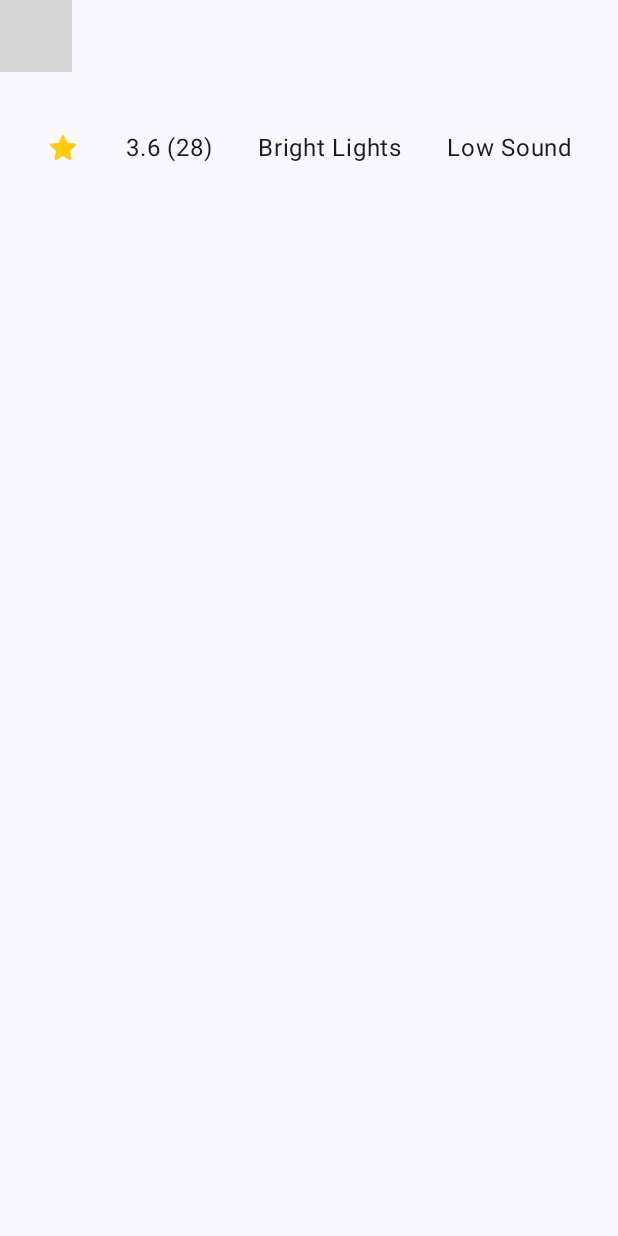
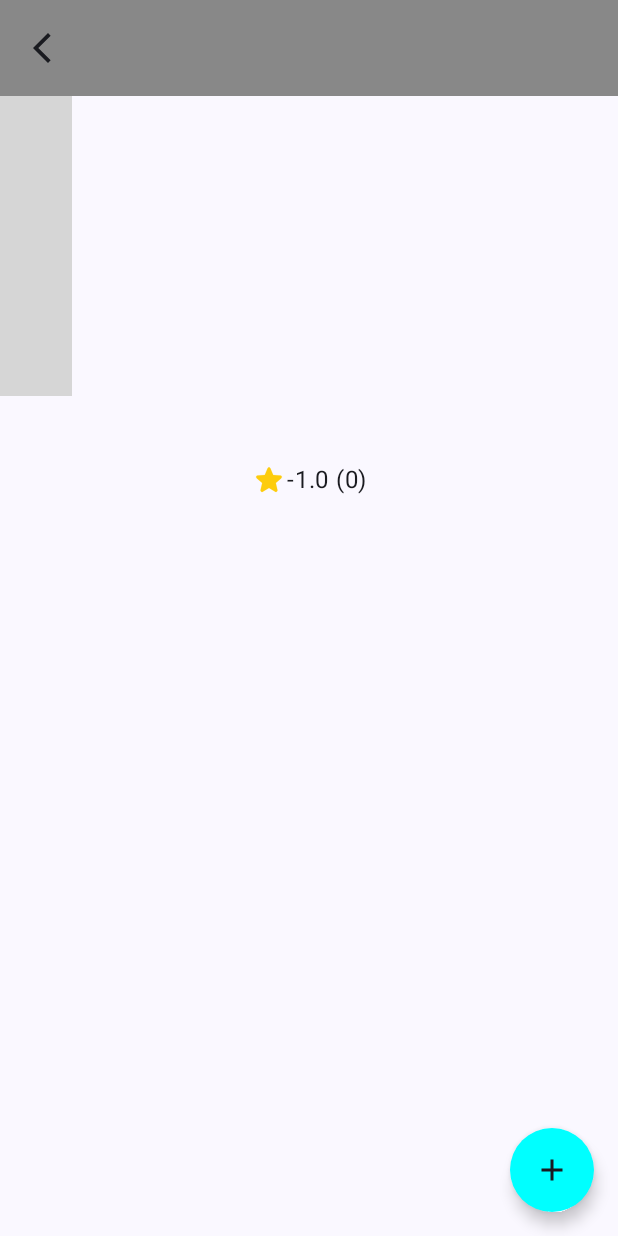
Before and after one commit to alex-omeara/SenseAid, an Android app built with Jetpack Compose: the composable LocationScreen called with empty values, on a phone screen of 412 x 824 dp. Run offline under Robolectric (Android 15) with nearby library versions, the light colour scheme and no system bars; our stand-ins replace Dagger/Hilt's generated code, Firebase (no records; nobody signed in at launch, a user with empty details on screens opened directly); 2 statements that could not run were skipped; grey boxes are pictures that could not be loaded.

Commit message:
Added top and bottom app bars with navigation and placeholder add review button

```diff
--- a/app/src/main/java/com/app/senseaid/data/repository/FirestoreRepositoryImpl.kt
+++ b/app/src/main/java/com/app/senseaid/data/repository/FirestoreRepositoryImpl.kt
@@ -27,9 +27,7 @@ class FirestoreRepositoryImpl @Inject constructor(
     override suspend fun getReviews(uid: String): Flow<List<Review>> =
         firestore.collection(LOCATIONS_COLLECTION).document(uid)
             .collection(REVIEWS_COLLECTIONS).snapshots()
-            .map { snapshot ->
-                snapshot.toObjects()
-            }
+            .map { snapshot -> snapshot.toObjects() }
 
     override suspend fun getReview(locationUid: String, reviewUid: String): Review? =
         firestore.collection(LOCATIONS_COLLECTION).document(locationUid)
--- a/app/src/main/java/com/app/senseaid/domain/model/Location.kt
+++ b/app/src/main/java/com/app/senseaid/domain/model/Location.kt
@@ -1,8 +1,6 @@
 package com.app.senseaid.domain.model
 
-import android.os.Parcelable
 import com.google.firebase.firestore.DocumentId
-import kotlinx.parcelize.Parcelize
 
 data class Location(
     @DocumentId
@@ -10,7 +8,8 @@ data class Location(
     val title: String = "",
     val imgPath: String = "",
     val imgDesc: String = "",
-    val avgRating: Double? = null
+    val avgRating: Double? = null,
+    val top_tags: List<String> = emptyList()
     ) {
 
 
--- a/app/src/main/java/com/app/senseaid/screens/common/composable/TitleComposable.kt
+++ b/app/src/main/java/com/app/senseaid/screens/common/composable/Composable.kt
@@ -6,9 +6,13 @@ import androidx.compose.material3.MaterialTheme
 import androidx.compose.material3.Text
 import androidx.compose.runtime.Composable
 import androidx.compose.ui.Modifier
+import androidx.compose.ui.layout.ContentScale
 import androidx.compose.ui.text.font.FontWeight
 import androidx.compose.ui.text.style.TextAlign
 import androidx.compose.ui.unit.dp
+import com.bumptech.glide.integration.compose.ExperimentalGlideComposeApi
+import com.bumptech.glide.integration.compose.GlideImage
+import com.google.firebase.storage.StorageReference
 
 @Composable
 fun TextTitle(
@@ -36,3 +40,19 @@ fun SmallTextTitle(modifier: Modifier = Modifier, title: String) {
         style = MaterialTheme.typography.titleSmall
     )
 }
+
+@OptIn(ExperimentalGlideComposeApi::class)
+@Composable
+fun LocationImage(
+    modifier: Modifier = Modifier,
+    imgStorageReference: StorageReference,
+    imgDesc: String,
+    contentScale: ContentScale = ContentScale.FillWidth
+) {
+    GlideImage(
+        modifier = modifier,
+        model = imgStorageReference,
+        contentDescription = imgDesc,
+        contentScale = contentScale
+    )
+}
--- a/app/src/main/java/com/app/senseaid/screens/location/LocationScreen.kt
+++ b/app/src/main/java/com/app/senseaid/screens/location/LocationScreen.kt
@@ -1,60 +1,95 @@
 package com.app.senseaid.screens.location
 
+import android.util.Log
 import androidx.compose.foundation.layout.*
 import androidx.compose.foundation.lazy.LazyColumn
 import androidx.compose.foundation.lazy.items
-import androidx.compose.material3.ExperimentalMaterial3Api
-import androidx.compose.material3.Icon
-import androidx.compose.material3.Scaffold
-import androidx.compose.material3.Text
+import androidx.compose.foundation.shape.CircleShape
+import androidx.compose.material3.*
 import androidx.compose.runtime.Composable
 import androidx.compose.runtime.LaunchedEffect
 import androidx.compose.runtime.getValue
+import androidx.compose.ui.Alignment
 import androidx.compose.ui.Modifier
 import androidx.compose.ui.graphics.Color
 import androidx.compose.ui.res.painterResource
+import androidx.compose.ui.text.style.TextAlign
+import androidx.compose.ui.tooling.preview.Preview
+import androidx.compose.ui.unit.dp
 import androidx.hilt.navigation.compose.hiltViewModel
 import androidx.lifecycle.compose.collectAsStateWithLifecycle
 import com.app.senseaid.R
+import com.app.senseaid.screens.common.composable.LocationImage
 import com.app.senseaid.screens.common.composable.TextTitle
 import com.app.senseaid.screens.review.ReviewItem
-import com.bumptech.glide.integration.compose.ExperimentalGlideComposeApi
-import com.bumptech.glide.integration.compose.GlideImage
 
-@OptIn(ExperimentalGlideComposeApi::class, ExperimentalMaterial3Api::class)
+@OptIn( ExperimentalMaterial3Api::class)
 @Composable
 fun LocationScreen(
+    modifier: Modifier = Modifier,
+    locationId: String,
+    viewModel: LocationViewModel = hiltViewModel(),
     onReviewClicked: (String) -> Unit,
-    locationId: String,
-    modifier: Modifier = Modifier,
-    viewModel: LocationViewModel = hiltViewModel()
+    onBackPress: () -> Unit
 ) {
     val location by viewModel.location
 
     LaunchedEffect(Unit) { viewModel.initialise(locationId) }
 
-    Scaffold(modifier = modifier.fillMaxSize()) { paddingValues ->
+    Scaffold(
+        topBar = {
+            TopAppBar(
+                title = {},
+                colors = TopAppBarDefaults.topAppBarColors(containerColor = Color.Gray),
+                navigationIcon = {
+                    IconButton(onClick = onBackPress) {
+                        Icon(
+                            painter = painterResource(id = R.drawable.ic_baseline_arrow_back_24),
+                            contentDescription = R.string.back_button.toString()
+                        )
+                    }
+                }
+            )
+        },
+        floatingActionButtonPosition = FabPosition.End,
+        floatingActionButton = {
+            FloatingActionButton(
+                onClick = { Log.i("Add Review", "Add review press") },
+                shape = CircleShape,
+                containerColor = Color.Cyan
+            ) {
+                Icon(
+                    painter = painterResource(id = R.drawable.ic_baseline_add_24),
+                    contentDescription = R.string.add_review.toString()
+                )
+            }
+        }
+    ) { paddingValues ->
         Column(
             modifier = modifier
                 .padding(paddingValues)
-                .fillMaxSize(),
         ) {
-            GlideImage(
-                model = viewModel.getLocationImage(location.imgPath),
-                contentDescription = location.imgDesc,
+            LocationImage(
+                modifier = modifier.height(200.dp),
+                imgStorageReference = viewModel.getLocationImage(location.imgPath),
+                imgDesc = location.imgDesc,
             )
-            TextTitle(title = location.title)
-            RatingBar(modifier, location.avgRating ?: -1.0)
             val reviews = viewModel.reviews.collectAsStateWithLifecycle(emptyList())
+
+            TextTitle(title = location.title, textAlign = TextAlign.Center)
+            RatingBar(
+                averageRating = location.avgRating ?: -1.0,
+                totalReviews = reviews.value.size,
+                topTags = location.top_tags
+            )
             LazyColumn(modifier = modifier) {
                 items(
                     items = reviews.value
-                ) {
-                    reviewItem ->
+                ) { reviewItem ->
                     ReviewItem(
                         review = reviewItem,
                         locationId = location.id,
-                        onReviewClicked = onReviewClicked
+                        onReviewClicked = onReviewClicked,
                     )
                 }
             }
@@ -63,20 +98,57 @@ fun LocationScreen(
 }
 
 @Composable
-fun RatingBar(modifier: Modifier = Modifier, averageRating: Double) {
+fun RatingBar(
+    modifier: Modifier = Modifier,
+    averageRating: Double,
+    totalReviews: Int,
+    topTags: List<String>
+) {
     Row(
-        modifier = modifier.fillMaxWidth(),
-        horizontalArrangement = Arrangement.SpaceEvenly
+        modifier = modifier
+            .fillMaxWidth()
+            .height(IntrinsicSize.Min)
+            .padding(vertical = 5.dp),
+        horizontalArrangement = Arrangement.SpaceEvenly,
+        verticalAlignment = Alignment.CenterVertically
     ) {
-        Icon(
-            painter = painterResource(id = R.drawable.ic_round_star_24),
-            contentDescription = "star",
-            tint = Color.Unspecified
-        )
-        Text(text = "3.6 (28)")
-        Text(text = "Bright Lights")
-        Text(text = "Low Sound")
+        Row(horizontalArrangement = Arrangement.Center) {
+            Icon(
+                painter = painterResource(id = R.drawable.ic_round_star_24),
+                contentDescription = R.string.star_desc.toString(),
+                tint = Color.Unspecified
+            )
+            Text(text = "$averageRating ($totalReviews)")
+        }
+        if (topTags.isNotEmpty()) {
+            Divider(modifier = modifier
+                .fillMaxHeight()
+                .width(1.dp)
+            )
+            Text(
+                text = topTags[0],
+                textAlign = TextAlign.Center
+            )
+            Divider(modifier = modifier
+                .fillMaxHeight()
+                .width(1.dp)
+            )
+            Text(
+                text = topTags[1],
+                textAlign = TextAlign.Center
+            )
+        }
 
     }
 
 }
+
+@Preview
+@Composable
+fun RatingbarPreview() {
+    RatingBar(
+        averageRating = 3.2,
+        totalReviews = 14,
+        topTags = listOf("Bright lights", "Many people")
+    )
+}
--- /dev/null
+++ b/app/src/main/res/drawable/ic_baseline_add_24.xml
@@ -0,0 +1,10 @@
+<vector xmlns:android="http://schemas.android.com/apk/res/android"
+    android:width="24dp"
+    android:height="24dp"
+    android:tint="#FDCC0D"
+    android:viewportWidth="24"
+    android:viewportHeight="24">
+    <path
+        android:fillColor="@android:color/white"
+        android:pathData="M19,13h-6v6h-2v-6H5v-2h6V5h2v6h6v2z" />
+</vector>
--- /dev/null
+++ b/app/src/main/res/drawable/ic_baseline_arrow_back_24.xml
@@ -0,0 +1,5 @@
+<vector android:height="24dp" android:tint="#FDCC0D"
+    android:viewportHeight="24" android:viewportWidth="24"
+    android:width="24dp" xmlns:android="http://schemas.android.com/apk/res/android">
+    <path android:fillColor="@android:color/white" android:pathData="M17.77,3.77l-1.77,-1.77l-10,10l10,10l1.77,-1.77l-8.23,-8.23z"/>
+</vector>
--- a/app/src/main/res/values/strings.xml
+++ b/app/src/main/res/values/strings.xml
@@ -1,4 +1,7 @@
 <resources>
     <string name="app_name">SenseAid</string>
     <string name="star_rate">Star icon</string>
+    <string name="star_desc">Star</string>
+    <string name="back_button">Back button</string>
+    <string name="add_review">Add review</string>
 </resources>
```
Also changed, not shown: app/src/main/java/com/app/senseaid/SenseAidApp.kt (+4 -5 lines), app/src/main/java/com/app/senseaid/screens/home/HomeScreen.kt (+23 -7 lines), app/src/main/java/com/app/senseaid/screens/home/HomeViewModel.kt (+1 -11 lines), app/src/main/java/com/app/senseaid/screens/home/LocationItem.kt (+13 -12 lines), app/src/main/java/com/app/senseaid/screens/review/ReviewScreen.kt (+24 -8 lines), app/src/main/res/drawable/ic_baseline_search_24.xml (added, +10 -0 lines).
